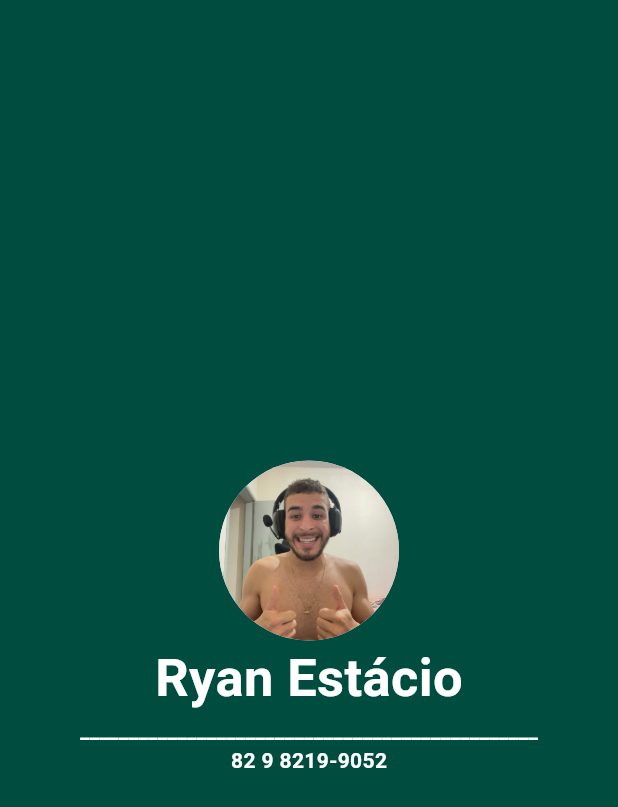
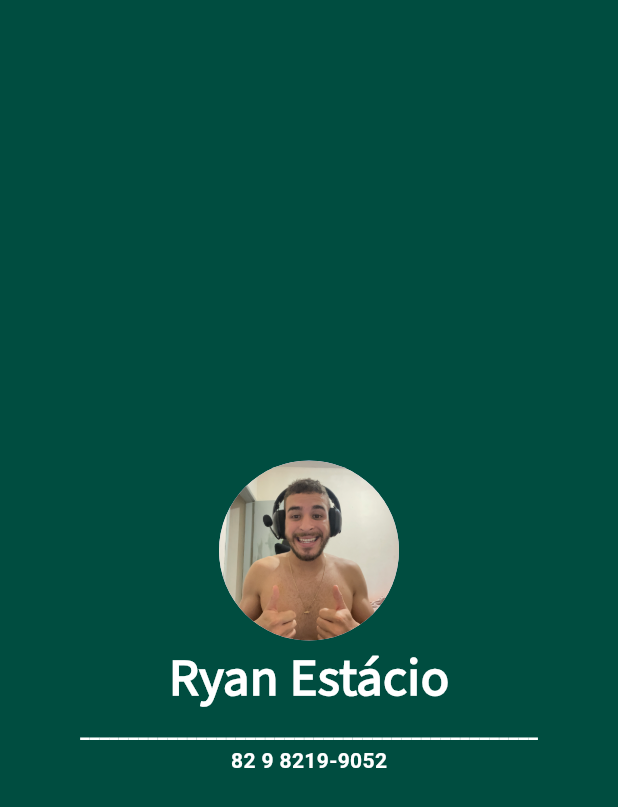
Before and after one commit to ryannestacio/cartao-visita, a Flutter app: the screen it shows after launch, on a phone screen of 412 x 824 dp. Shown: the top 807 px of the screen. Run offline on Flutter 3.47's test engine with Material 3 defaults, Android fonts, the phone set to English and light mode, and no system bars.

Commit message:
Inserção de fontes e imagens

```diff
--- a/lib/main.dart
+++ b/lib/main.dart
@@ -28,6 +28,7 @@
                 color: Colors.white,
                 fontSize: 35,
                 fontWeight: FontWeight.bold,
+                fontFamily: 'Source Pro',
               ),
             ),
             Text(
```
Also changed, not shown: pubspec.yaml (+7 -18 lines), fonts/Pacifico-Regular.ttf (added), fonts/SourceSans3-Regular.ttf (added).
